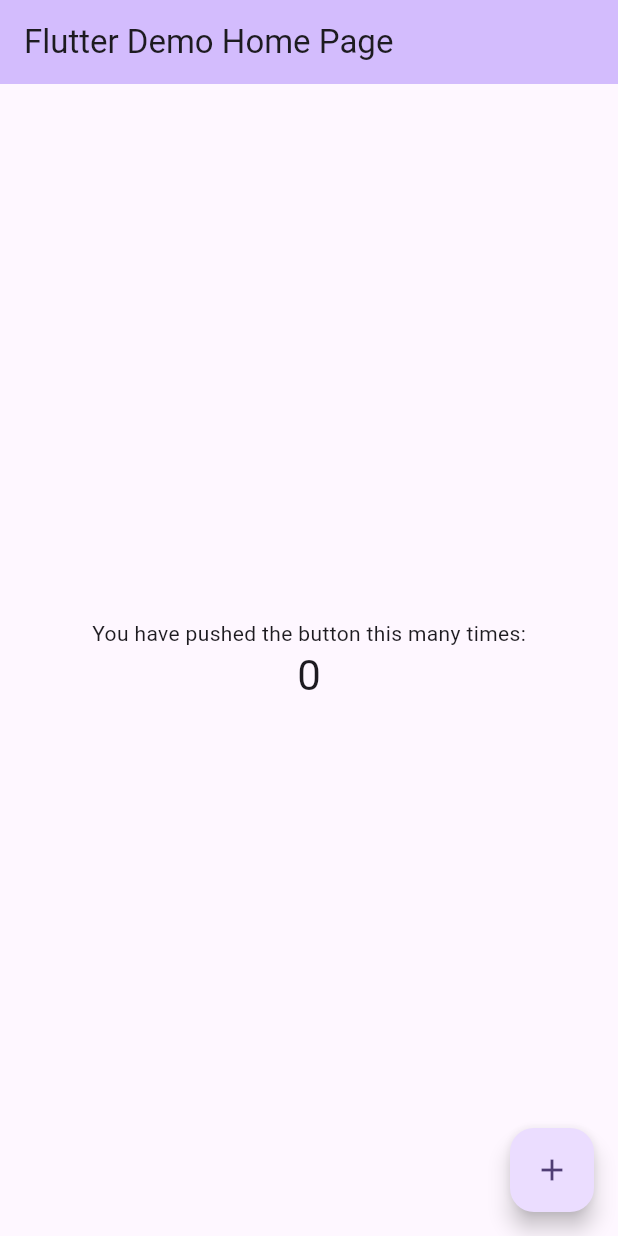
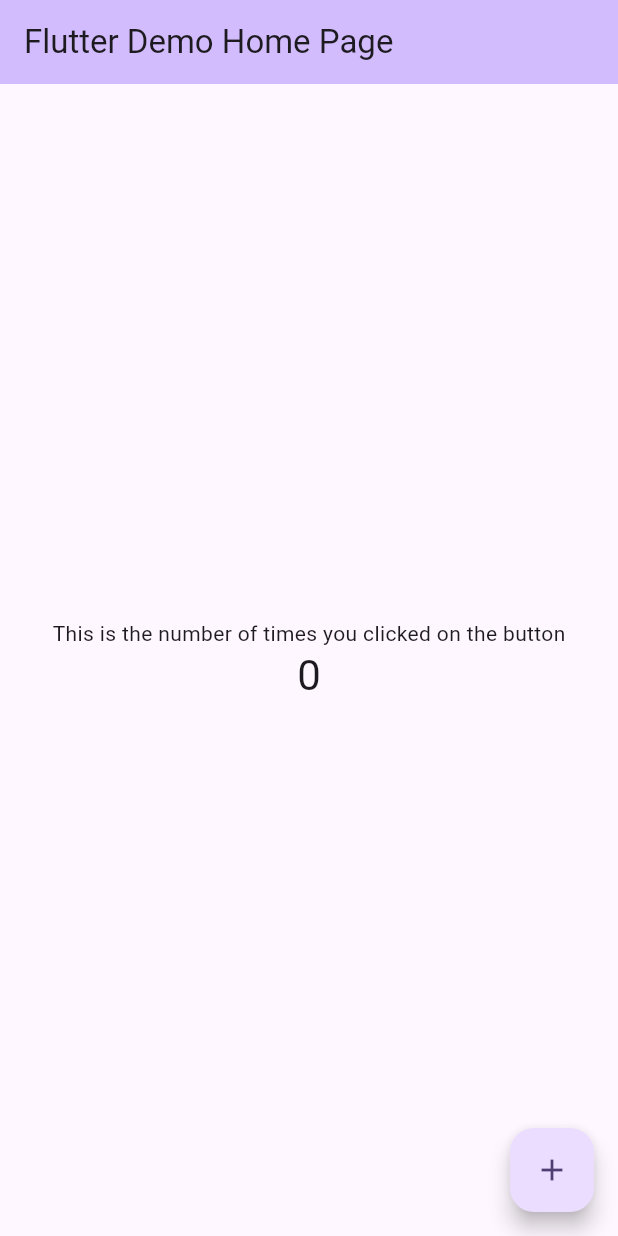
Before and after one commit to maivanmanh/flutter-cicd-demo, a Flutter app: the screen it shows after launch, on a phone screen of 412 x 824 dp. Run offline on Flutter 3.47's test engine with Material 3 defaults, Android fonts, the phone set to English and light mode, and no system bars.

Commit message:
improve pipeline

```diff
--- a/lib/main.dart
+++ b/lib/main.dart
@@ -104,7 +104,7 @@ class _MyHomePageState extends State<MyHomePage> {
           // wireframe for each widget.
           mainAxisAlignment: MainAxisAlignment.center,
           children: <Widget>[
-            const Text('You have pushed the button this many times:'),
+            const Text('This is the number of times you clicked on the button'),
             Text(
               '$_counter',
               style: Theme.of(context).textTheme.headlineMedium,
```
Also changed, not shown: 2 other files.
